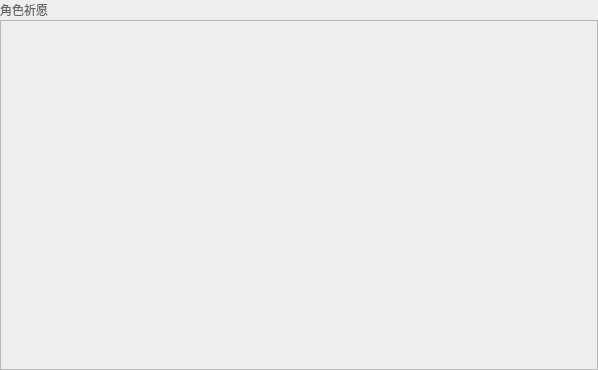
Old version of the form StarRailToolDesktop/forms/WishPage.ui in the repository hajimeru/StarRailTool.
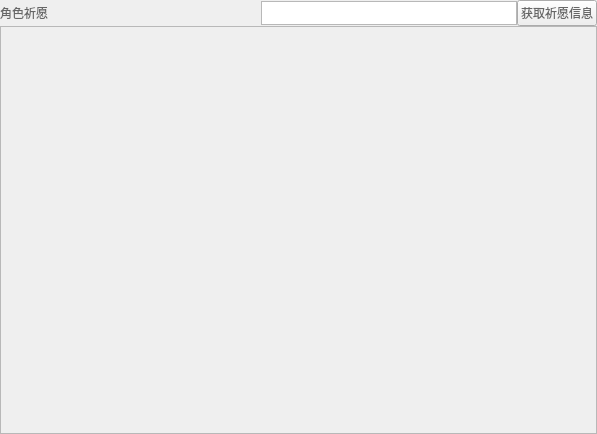
New version of the form.

The edit to the form file:
```diff
--- a/StarRailToolDesktop/forms/WishPage.ui
+++ b/StarRailToolDesktop/forms/WishPage.ui
@@ -6,8 +6,8 @@
    <rect>
     <x>0</x>
     <y>0</y>
-    <width>598</width>
-    <height>370</height>
+    <width>597</width>
+    <height>434</height>
    </rect>
   </property>
   <property name="windowTitle">
@@ -57,6 +57,35 @@
        </property>
       </spacer>
      </item>
+     <item>
+      <widget class="QTextEdit" name="urlTextEdit">
+       <property name="sizePolicy">
+        <sizepolicy hsizetype="Minimum" vsizetype="Fixed">
+         <horstretch>0</horstretch>
+         <verstretch>0</verstretch>
+        </sizepolicy>
+       </property>
+       <property name="maximumSize">
+        <size>
+         <width>16777215</width>
+         <height>24</height>
+        </size>
+       </property>
+      </widget>
+     </item>
+     <item>
+      <widget class="QPushButton" name="showWishDataButton">
+       <property name="styleSheet">
+        <string notr="true">QPushButton{
+  font-family:&quot;HarmonyOS Sans SC&quot;;
+  color : #666666
+}</string>
+       </property>
+       <property name="text">
+        <string>获取祈愿信息</string>
+       </property>
+      </widget>
+     </item>
     </layout>
    </item>
    <item row="1" column="0">
@@ -148,8 +177,8 @@
        <rect>
         <x>0</x>
         <y>0</y>
-        <width>596</width>
-        <height>346</height>
+        <width>595</width>
+        <height>406</height>
        </rect>
       </property>
      </widget>
```
